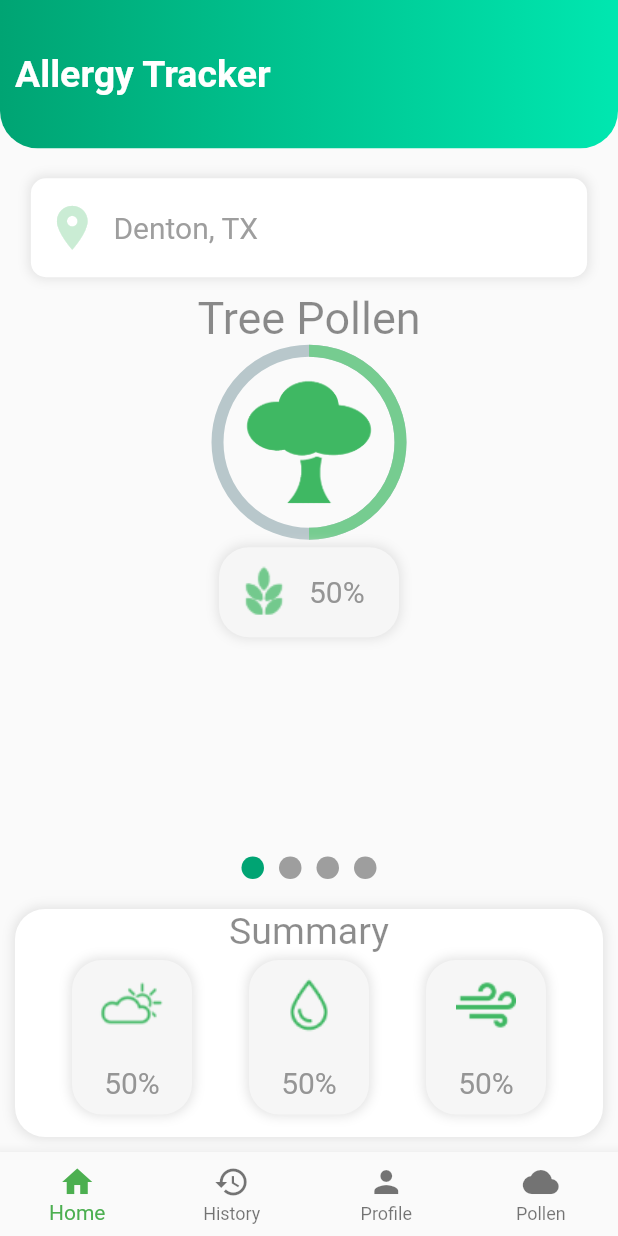
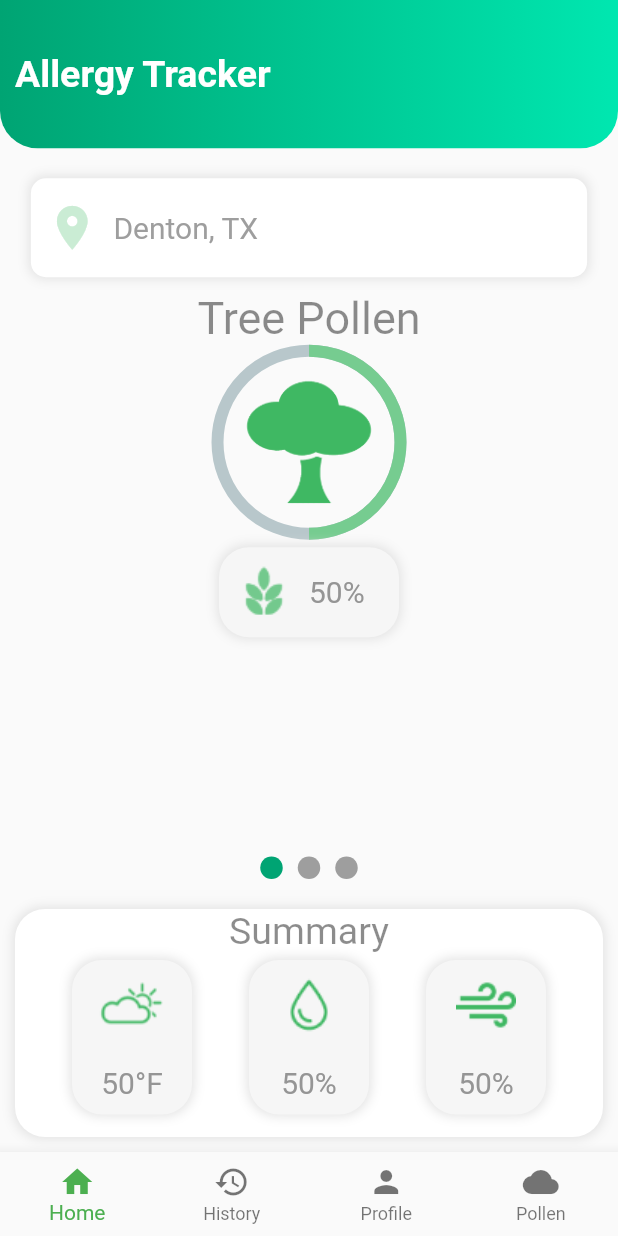
Before and after one commit to CoppellCoders/MyAllergy, a Flutter app: the screen it shows after launch, on a phone screen of 412 x 824 dp. Run offline on Flutter 3.47's test engine with Material 2 defaults, Android fonts, the phone set to English and light mode, and no system bars; drawn by our look-alikes of page_indicator, percent_indicator; network calls fail.

Commit message:
finished pollen page

```diff
--- /dev/null
+++ b/lib/Pollen.dart
@@ -0,0 +1,427 @@
+import 'package:flutter/material.dart';
+import 'package:page_indicator/page_indicator.dart';
+import 'package:percent_indicator/percent_indicator.dart';
+import 'package:http/http.dart';
+import 'dart:convert';
+
+
+
+
+class PollenPage extends StatefulWidget {
+
+  List pollenper = new List();
+  String temp,percip,humid;
+
+
+  final PageController controller = new PageController();
+
+
+
+
+
+
+  @override
+  State<StatefulWidget> createState() {
+    // TODO: implement createState
+
+    return _PollenPage();
+  }
+
+}
+  class _PollenPage extends State<PollenPage> {
+
+    List pollenperr = new List();
+    String tempp,percipp,humidd;
+    @override
+    initState() {
+      super.initState();
+      _makeGetRequest();
+    }
+    _makeGetRequest() async {
+      // make request
+      Response response = await get(
+          'http://35.193.202.40/weather?id=USTX0353');
+
+      // sample info available in response
+      int statusCode = response.statusCode;
+      Map<String, String> headers = response.headers;
+      String contentType = headers['content-type'];
+      //String json = response.body;
+      //print(json);
+
+      List responseJson = json.decode(response.body);
+
+      for(int x=0; x<responseJson.length;x++){
+        if(x<3){
+          pollenperr.add(responseJson[x].toString());
+        }
+        if(x==3){
+          humidd = responseJson[x].toString();
+        }else if(x==4){
+          percipp = responseJson[x].toString();
+        }else{
+          tempp = responseJson[x].toString();
+        }
+
+        setState(() {
+          widget.pollenper = pollenperr;
+          widget.humid = humidd;
+          widget.temp = tempp;
+          widget.percip = percipp;
+        });
+      }
+
+      // TODO convert json to object...
+
+    }
+    @override
+    Widget build(BuildContext context) {
+
+
+      // TODO: implement build// TODO: implement build
+      return Column(children: <Widget>[
+        Container(
+          child: Row(
+            children: <Widget>[
+              Container(
+                margin: EdgeInsets.only(left: 10, top: 35),
+                child: Text(
+                  "Allergy Tracker",
+                  style: TextStyle(
+                      fontWeight: FontWeight.bold,
+                      color: Colors.white,
+                      fontSize: 25),
+                ),
+              )
+            ],
+            crossAxisAlignment: CrossAxisAlignment.stretch,
+          ),
+          height: MediaQuery
+              .of(context)
+              .size
+              .height * .12,
+          decoration: new BoxDecoration(
+            gradient: new LinearGradient(colors: [
+              Theme
+                  .of(context)
+                  .primaryColor,
+              Theme
+                  .of(context)
+                  .accentColor
+            ]),
+            borderRadius: new BorderRadius.only(
+                bottomRight: Radius.circular(25.0),
+                bottomLeft: Radius.circular(25.0)),
+          ),
+        ),
+        SizedBox(height: 20),
+        Container(
+          decoration: new BoxDecoration(
+              borderRadius: BorderRadius.all(Radius.circular(10)),
+              color: Colors.white,
+              boxShadow: [
+                new BoxShadow(
+                  color: Color(0xffE2E2E2),
+                  blurRadius: 6,
+                  spreadRadius: 1,
+                )
+              ]),
+          width: MediaQuery
+              .of(context)
+              .size
+              .width * .90,
+          height: MediaQuery
+              .of(context)
+              .size
+              .height * .08,
+          child: Row(
+            crossAxisAlignment: CrossAxisAlignment.stretch,
+            children: <Widget>[
+              SizedBox(
+                width: 10,
+              ),
+              Icon(
+                Icons.location_on,
+                color: Color(0xffCAECD4),
+                size: 35,
+              ),
+              SizedBox(
+                width: 10,
+              ),
+              Center(
+                child: Text(
+                  "Denton, TX",
+                  style: TextStyle(color: Colors.grey, fontSize: 20),
+                ),
+              ),
+            ],
+          ),
+        ),
+        SizedBox(height: 10,),
+        Expanded(
+          child: PageIndicatorContainer(
+            pageView: PageView(
+              children: <Widget>[
+                Column(
+                  children: <Widget>[
+                    Center(
+                      child: Text(
+                        'Tree Pollen',
+                        style: TextStyle(fontSize: 30, color: Colors.black45),
+                      ),
+                    ),
+                    Center(
+                      child: CircularPercentIndicator(
+                        radius: 130.0,
+                        lineWidth: 8.0,
+                        percent: widget.pollenper.length>0?double.parse(widget.pollenper[0]) :.5,
+                        center: Container(
+                          padding: EdgeInsets.all(20),
+                          child: Image.asset('assests/tree_icon.png'),
+                        ),
+                        progressColor: Color(0xff76CC90),
+
+                      ),
+                    ), SizedBox(height: 5,), Container(
+                      width: 120,
+                      child: Row(
+                        children: <Widget>[
+                          Container(
+                            height: 60,
+                            child: Image.asset('assests/grteen_icon.png'),
+                          ),
+                          SizedBox(height: 10,),
+                          Text(widget.pollenper.length>0?((double.parse(widget.pollenper[0])*100).round()).toString()+"%":"50%", style: TextStyle(
+                              color: Color(0xff959595), fontSize: 20),),
+                          SizedBox(height: 10,)
+
+                        ],
+                      ),
+                      decoration: BoxDecoration(color: Color(0xffF6F6F6),
+                          borderRadius: BorderRadius.all(Radius.circular(20)),
+                          boxShadow: [
+                            new BoxShadow(
+                              color: Color(0xffE2E2E2),
+                              blurRadius: 6,
+                              spreadRadius: 1,
+                            )
+                          ]),
+                    )
+                  ],
+                ),
+                Column(
+                  children: <Widget>[
+                    Center(
+                      child: Text(
+                        'Grass Pollen	',
+                        style: TextStyle(fontSize: 30, color: Colors.black45),
+                      ),
+                    ),
+                    Center(
+                      child: CircularPercentIndicator(
+                        radius: 130.0,
+                        lineWidth: 8.0,
+                        percent: widget.pollenper.length>0?double.parse(widget.pollenper[1]) :.5,
+                        center: Container(
+                          padding: EdgeInsets.all(20),
+                          child: Image.asset('assests/grass_icon.png'),
+                        ),
+                        progressColor: Color(0xff76CC90),
+
+                      ),
+                    ), SizedBox(height: 5,), Container(
+                      width: 120,
+                      child: Row(
+                        children: <Widget>[
+                          Container(
+                            height: 60,
+                            child: Image.asset('assests/grteen_icon.png'),
+                          ),
+                          SizedBox(height: 10,),
+                          Text(widget.pollenper.length>0?((double.parse(widget.pollenper[1])*100).round()).toString()+"%":"50%", style: TextStyle(
+                              color: Color(0xff959595), fontSize: 20),),
+                          SizedBox(height: 10,)
+
+                        ],
+                      ),
+                      decoration: BoxDecoration(color: Color(0xffF6F6F6),
+                          borderRadius: BorderRadius.all(Radius.circular(20)),
+                          boxShadow: [
+                            new BoxShadow(
+                              color: Color(0xffE2E2E2),
+                              blurRadius: 6,
+                              spreadRadius: 1,
+                            )
+                          ]),
+                    )
+                  ],
+                ),
+                Column(
+                  children: <Widget>[
+                    Center(
+                      child: Text(
+                        'Ragweed Pollen',
+                        style: TextStyle(fontSize: 30, color: Colors.black45),
+                      ),
+                    ),
+                    Center(
+                      child: CircularPercentIndicator(
+                        radius: 130.0,
+                        lineWidth: 8.0,
+                        percent: widget.pollenper.length>0?double.parse(widget.pollenper[2]) :.5,
+                        center: Container(
+                          padding: EdgeInsets.all(20),
+                          child: Image.asset('assests/weed_icon.png'),
+                        ),
+                        progressColor: Color(0xff76CC90),
+
+                      ),
+                    ), SizedBox(height: 5,), Container(
+                      width: 120,
+                      child: Row(
+                        children: <Widget>[
+                          Container(
+                            height: 60,
+                            child: Image.asset('assests/grteen_icon.png'),
+                          ),
+                          SizedBox(height: 10,),
+                          Text(widget.pollenper.length>0?((double.parse(widget.pollenper[2])*100).round()).toString()+"%":"50%", style: TextStyle(
+                              color: Color(0xff959595), fontSize: 20),),
+                          SizedBox(height: 10,)
+
+                        ],
+                      ),
+                      decoration: BoxDecoration(color: Color(0xffF6F6F6),
+                          borderRadius: BorderRadius.all(Radius.circular(20)),
+                          boxShadow: [
+                            new BoxShadow(
+                              color: Color(0xffE2E2E2),
+                              blurRadius: 6,
+                              spreadRadius: 1,
+                            )
+                          ]),
+                    )
+                  ],
+                ),
+              ],
+              controller: widget.controller,
+            ),
+            align: IndicatorAlign.bottom,
+            // your indicator align with container
+            length: 3,
+            // indicator count
+            indicatorColor: Colors.grey,
+            // unselected indicator color
+
+            indicatorSelectorColor: Theme
+                .of(context)
+                .primaryColor,
+            // selected indicator color
+            padding: EdgeInsets.only(bottom: 10.0),
+            // padding with bottom .when align top you should use properties `top:10.0`
+            size: 15.0,
+            // indicator size.
+            indicatorSpace: 10.0, // space between circles
+          ),
+        ),
+        Container(
+          margin: EdgeInsets.all(10),
+          decoration: BoxDecoration(color: Colors.white,
+              borderRadius: BorderRadius.all(Radius.circular(20)),
+              boxShadow: [
+                new BoxShadow(
+                  color: Color(0xffE2E2E2),
+                  blurRadius: 6,
+                  spreadRadius: 1,
+                )
+              ]),
+          child: Column(children: <Widget>[Text(
+            'Summary',
+            style: TextStyle(fontSize: 25, color: Colors.black45),
+          ), SizedBox(height: 5,), Row(
+            mainAxisAlignment: MainAxisAlignment.spaceEvenly,
+            children: <Widget>[
+              Container(
+                width: 80,
+                child: Column(
+                  children: <Widget>[
+                    Container(
+                      height: 60,
+                      child: Image.asset('assests/weather_icon.png'),
+                    ),
+                    SizedBox(height: 10,),
+                    Text(widget.temp!=null?widget.temp.toString():"50°F",
+                      style: TextStyle(
+                          color: Color(0xff959595), fontSize: 20),),
+                    SizedBox(height: 10,)
+
+                  ],
+                ),
+                decoration: BoxDecoration(color: Color(0xffF6F6F6),
+                    borderRadius: BorderRadius.all(Radius.circular(20)),
+                    boxShadow: [
+                      new BoxShadow(
+                        color: Color(0xffE2E2E2),
+                        blurRadius: 6,
+                        spreadRadius: 1,
+                      )
+                    ]),
+              ), Container(
+                width: 80,
+                child: Column(
+                  children: <Widget>[
+                    Container(
+                      height: 60,
+                      child: Image.asset('assests/water_icon.png'),
+                    ),
+                    SizedBox(height: 10,),
+                    Text(widget.percip!=null?widget.percip.toString():"50%",
+                      style: TextStyle(
+                          color: Color(0xff959595), fontSize: 20),),
+                    SizedBox(height: 10,)
+
+                  ],
+                ),
+                decoration: BoxDecoration(color: Color(0xffF6F6F6),
+                    borderRadius: BorderRadius.all(Radius.circular(20)),
+                    boxShadow: [
+                      new BoxShadow(
+                        color: Color(0xffE2E2E2),
+                        blurRadius: 6,
+                        spreadRadius: 1,
+                      )
+                    ]),
+              ), Container(
+                width: 80,
+                child: Column(
+                  children: <Widget>[
+                    Container(
+                      height: 60,
+                      child: Image.asset('assests/wind_icon.png'),
+                    ),
+                    SizedBox(height: 10,),
+                    Text(widget.humid!=null?widget.humid.toString():"50%",
+                      style: TextStyle(
+                          color: Color(0xff959595), fontSize: 20),),
+                    SizedBox(height: 10,)
+
+                  ],
+                ),
+                decoration: BoxDecoration(color: Color(0xffF6F6F6),
+                    borderRadius: BorderRadius.all(Radius.circular(20)),
+                    boxShadow: [
+                      new BoxShadow(
+                        color: Color(0xffE2E2E2),
+                        blurRadius: 6,
+                        spreadRadius: 1,
+                      )
+                    ]),
+              )
+            ],
+          ), SizedBox(height: 15,)
+          ]),
+        )
+      ]);
+    }
+
+  }
--- a/lib/holder.dart
+++ b/lib/holder.dart
@@ -1,5 +1,5 @@
 import 'package:flutter/material.dart';
-import 'package:myallergy/home.dart';
+import 'package:myallergy/Pollen.dart';
 
 class Hold extends StatefulWidget {
   @override
@@ -39,10 +39,10 @@ class HoldState extends State<Hold> {
         index: _currentIndex,
         //has to be in order
         children: <Widget>[
-          HomePage(),
-          HomePage(),
-          HomePage(),
-          HomePage(),
+          PollenPage(),
+          PollenPage(),
+          PollenPage(),
+          PollenPage(),
         ],
       ),
     );
--- a/lib/home.dart
+++ /dev/null
@@ -1,248 +0,0 @@
-import 'package:flutter/material.dart';
-import 'package:page_indicator/page_indicator.dart';
-import 'package:percent_indicator/percent_indicator.dart';
-import 'package:http/http.dart';
-
-class HomePage extends StatelessWidget {
-  @override
-  Widget build(BuildContext context) {
-
-
-    _makeGetRequest() async {
-      // make request
-      Response response = await get(
-          'https://jsonplaceholder.typicode.com/posts');
-
-      // sample info available in response
-      int statusCode = response.statusCode;
-      Map<String, String> headers = response.headers;
-      String contentType = headers['content-type'];
-      String json = response.body;
-      print(json);
-
-      // TODO convert json to object...
-
-    }
-      final PageController controller = new PageController();
-
-
-_makeGetRequest();
-
-    // TODO: implement build
-    return Column(children: <Widget>[
-      Container(
-        child: Row(
-          children: <Widget>[
-            Container(
-              margin: EdgeInsets.only(left: 10, top: 35),
-              child: Text(
-                "Allergy Tracker",
-                style: TextStyle(
-                    fontWeight: FontWeight.bold,
-                    color: Colors.white,
-                    fontSize: 25),
-              ),
-            )
-          ],
-          crossAxisAlignment: CrossAxisAlignment.stretch,
-        ),
-        height: MediaQuery.of(context).size.height * .12,
-        decoration: new BoxDecoration(
-          gradient: new LinearGradient(colors: [
-            Theme.of(context).primaryColor,
-            Theme.of(context).accentColor
-          ]),
-          borderRadius: new BorderRadius.only(
-              bottomRight: Radius.circular(25.0),
-              bottomLeft: Radius.circular(25.0)),
-        ),
-      ),
-      SizedBox(height: 20),
-      Container(
-        decoration: new BoxDecoration(
-            borderRadius: BorderRadius.all(Radius.circular(10)),
-            color: Colors.white,
-            boxShadow: [
-              new BoxShadow(
-                color: Color(0xffE2E2E2),
-                blurRadius: 6,
-                spreadRadius: 1,
-              )
-            ]),
-        width: MediaQuery.of(context).size.width * .90,
-        height: MediaQuery.of(context).size.height * .08,
-        child: Row(
-          crossAxisAlignment: CrossAxisAlignment.stretch,
-          children: <Widget>[
-            SizedBox(
-              width: 10,
-            ),
-            Icon(
-              Icons.location_on,
-              color: Color(0xffCAECD4),
-              size: 35,
-            ),
-            SizedBox(
-              width: 10,
-            ),
-            Center(
-              child: Text(
-                "Denton, TX",
-                style: TextStyle(color: Colors.grey, fontSize: 20),
-              ),
-            ),
-          ],
-        ),
-      ),
-      SizedBox(height: 10,),
-      Expanded(
-        child: PageIndicatorContainer(
-          pageView: PageView(
-            children: <Widget>[
-              Column(
-                children: <Widget>[
-                  Center(
-                    child: Text(
-                      'Tree Pollen',
-                      style: TextStyle(fontSize: 30, color: Colors.black45),
-                    ),
-                  ),
-                  Center(
-                    child: CircularPercentIndicator(
-                      radius: 130.0,
-                      lineWidth: 8.0,
-                      percent: .50,
-                      center: Container(
-                        padding: EdgeInsets.all(20),
-                        child: Image.asset('assests/tree_icon.png'),
-                      ),
-                      progressColor: Color(0xff76CC90),
-
-                    ),
-                  ), SizedBox(height: 5,),Container(
-                    width: 120,
-                    child: Row(
-                      children: <Widget>[
-                        Container(
-                          height: 60,
-                          child: Image.asset('assests/grteen_icon.png'),
-                        ),
-                        SizedBox(height: 10,),
-                        Text('50%',style: TextStyle(color: Color(0xff959595),fontSize: 20),),
-                        SizedBox(height: 10,)
-
-                      ],
-                    ),decoration:  BoxDecoration(color: Color(0xffF6F6F6),borderRadius: BorderRadius.all(Radius.circular(20)),  boxShadow: [
-                    new BoxShadow(
-                      color: Color(0xffE2E2E2),
-                      blurRadius: 6,
-                      spreadRadius: 1,
-                    )
-                  ]),
-                  )
-                ],
-              ),
-              Text('2'),
-              Text('3'),
-              Text('4'),
-            ],
-            controller: controller,
-          ),
-          align: IndicatorAlign.bottom,
-          // your indicator align with container
-          length: 4,
-          // indicator count
-          indicatorColor: Colors.grey,
-          // unselected indicator color
-
-          indicatorSelectorColor: Theme.of(context).primaryColor,
-          // selected indicator color
-          padding: EdgeInsets.only(bottom: 10.0),
-          // padding with bottom .when align top you should use properties `top:10.0`
-          size: 15.0,
-          // indicator size.
-          indicatorSpace: 10.0, // space between circles
-        ),
-      ),
-      Container(
-        margin: EdgeInsets.all(10),
-        decoration:  BoxDecoration(color: Colors.white,borderRadius: BorderRadius.all(Radius.circular(20)),  boxShadow: [
-    new BoxShadow(
-    color: Color(0xffE2E2E2),
-    blurRadius: 6,
-    spreadRadius: 1,
-    )
-    ]),
-        child: Column(children: <Widget>[Text(
-          'Summary',
-          style: TextStyle(fontSize: 25, color: Colors.black45),
-        ),SizedBox(height: 5,),Row(
-          mainAxisAlignment: MainAxisAlignment.spaceEvenly,
-          children: <Widget>[
-               Container(
-              width: 80,
-              child: Column(
-                children: <Widget>[
-                  Container(
-                    height: 60,
-                    child: Image.asset('assests/weather_icon.png'),
-                  ),
-                  SizedBox(height: 10,),
-                  Text('50%',style: TextStyle(color: Color(0xff959595),fontSize: 20),),
-                  SizedBox(height: 10,)
-
-                ],
-              ),decoration:  BoxDecoration(color: Color(0xffF6F6F6),borderRadius: BorderRadius.all(Radius.circular(20)),  boxShadow: [
-              new BoxShadow(
-                color: Color(0xffE2E2E2),
-                blurRadius: 6,
-                spreadRadius: 1,
-              )
-            ]),
-            ),    Container(
-              width: 80,
-              child: Column(
-                children: <Widget>[
-                  Container(
-                    height: 60,
-                    child: Image.asset('assests/water_icon.png'),
-                  ),
-                  SizedBox(height: 10,),
-                  Text('50%',style: TextStyle(color: Color(0xff959595),fontSize: 20),),
-                  SizedBox(height: 10,)
-
-                ],
-              ),decoration:  BoxDecoration(color: Color(0xffF6F6F6),borderRadius: BorderRadius.all(Radius.circular(20)),  boxShadow: [
-              new BoxShadow(
-                color: Color(0xffE2E2E2),
-                blurRadius: 6,
-                spreadRadius: 1,
-              )
-            ]),
-            ),    Container(
-              width: 80,
-              child: Column(
-                children: <Widget>[
-                  Container(
-                    height: 60,
-                    child: Image.asset('assests/wind_icon.png'),
-                  ),
-                  SizedBox(height: 10,),
-                  Text('50%',style: TextStyle(color: Color(0xff959595),fontSize: 20),),
-                  SizedBox(height: 10,)
-
-                ],
-              ),decoration:  BoxDecoration(color: Color(0xffF6F6F6),borderRadius: BorderRadius.all(Radius.circular(20)),  boxShadow: [
-              new BoxShadow(
-                color: Color(0xffE2E2E2),
-                blurRadius: 6,
-                spreadRadius: 1,
-              )
-            ]),
-            )
-          ],
-        ),SizedBox(height: 15,)]),
-      )
-    ]);
-  }
-}
--- a/lib/main.dart
+++ b/lib/main.dart
@@ -1,6 +1,6 @@
 import 'package:flutter/material.dart';
 import 'package:myallergy/holder.dart';
-import 'package:myallergy/home.dart';
+import 'package:myallergy/Pollen.dart';
 import 'package:myallergy/add_alergy.dart';
 void main() => runApp(MyApp());
 
--- a/pubspec.yaml
+++ b/pubspec.yaml
@@ -55,6 +55,8 @@ flutter:
   - assests/water_icon.png
   - assests/wind_icon.png
   - assests/weather_icon.png
+  - assests/weed_icon.png
+  - assests/grass_icon.png
   #  - images/a_dot_ham.jpeg
 
   # An image asset can refer to one or more resolution-specific "variants", see
```
Also changed, not shown: assests/grass_icon.png (added), assests/weed_icon.png (added).
